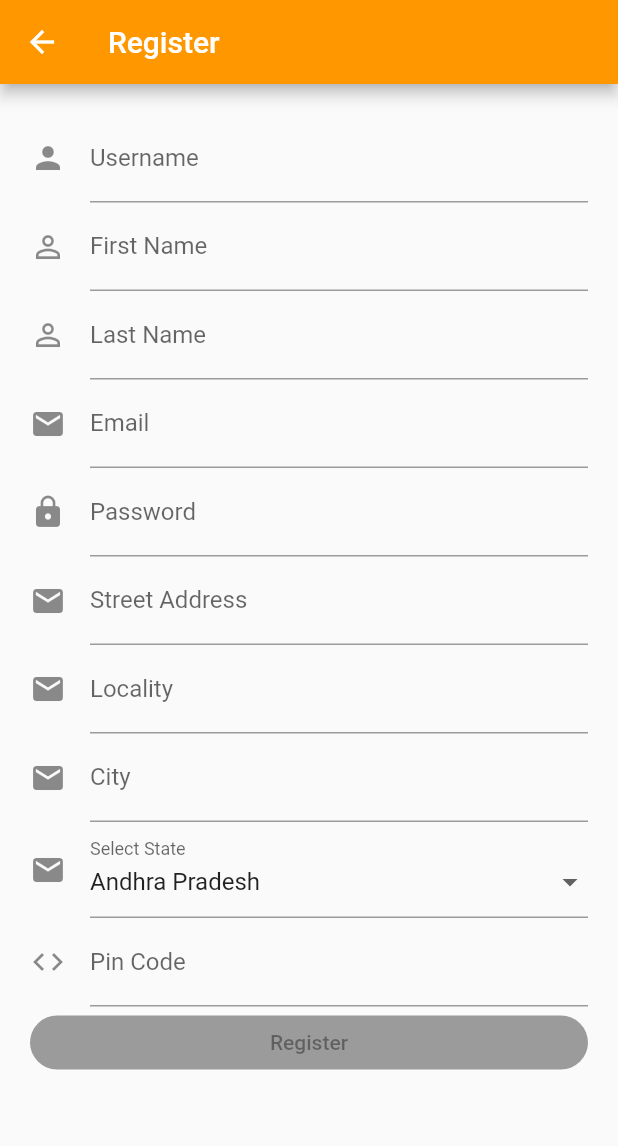
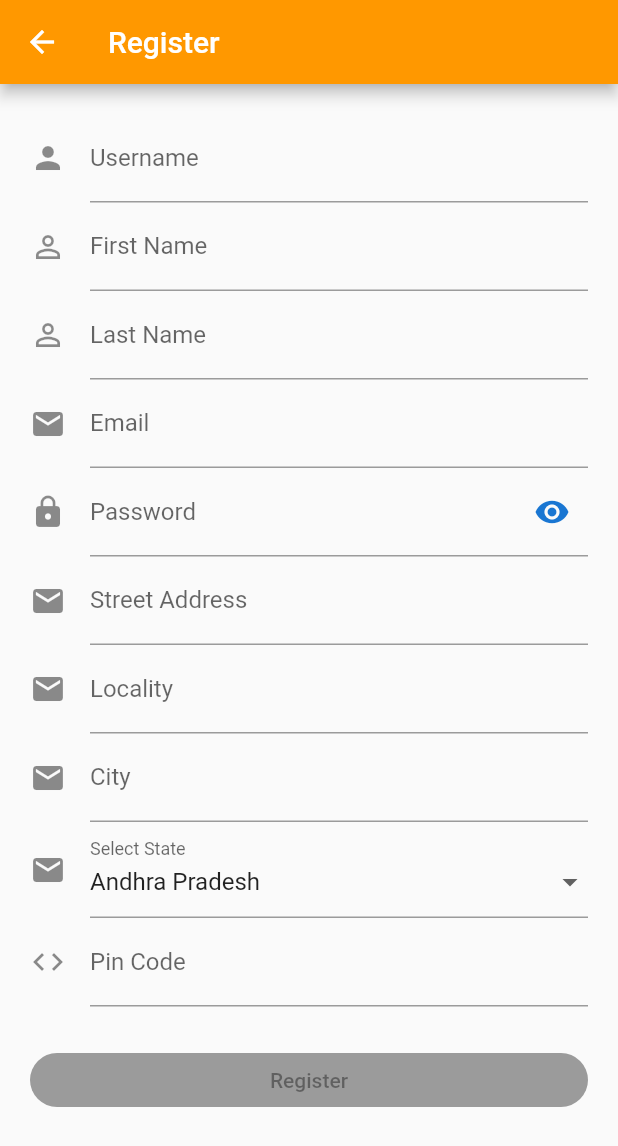
Before and after one commit to amartya-dev/covid-19-crisis-communication, a Flutter app: the screen it shows after launch, after a tap on "Create an Account", on a phone screen of 412 x 824 dp. Shown: the top 1146 px of the screen. Run offline on Flutter 3.47's test engine with Material 2 defaults, Android fonts, the phone set to English and light mode, and no system bars; our stand-ins replace bloc, charts_flutter, equatable, flutter_bloc, rxdart, sqflite; accounts and stored records are empty.

Commit message:
show/hide password

```diff
--- a/covid_communiquer/lib/login/login_form.dart
+++ b/covid_communiquer/lib/login/login_form.dart
@@ -25,6 +25,7 @@ class _LoginFormState extends State<LoginForm> {
   LoginBloc _loginBloc;
 
   UserRepository get _userRepository => widget._userRepository;
+  bool passwordVisible = true;
 
   bool get isPopulated =>
       _usernameController.text.isNotEmpty &&
@@ -37,6 +38,7 @@ class _LoginFormState extends State<LoginForm> {
   @override
   void initState() {
     super.initState();
+    passwordVisible = true;
     _loginBloc = BlocProvider.of<LoginBloc>(context);
     _usernameController.addListener(_onUsernameChanged);
     _passwordController.addListener(_onPasswordChanged);
@@ -111,10 +113,20 @@ class _LoginFormState extends State<LoginForm> {
                       TextFormField(
                         controller: _passwordController,
                         decoration: InputDecoration(
-                          icon: Icon(Icons.lock),
-                          labelText: 'Password',
-                        ),
-                        obscureText: true,
+                            icon: Icon(Icons.lock),
+                            labelText: 'Password',
+                            suffixIcon: IconButton(
+                              icon: passwordVisible
+                                  ? Icon(Icons.visibility)
+                                  : Icon(Icons.visibility_off),
+                              color: Theme.of(context).primaryColorDark,
+                              onPressed: () {
+                                setState(() {
+                                  passwordVisible = !passwordVisible;
+                                });
+                              },
+                            )),
+                        obscureText: passwordVisible,
                         autovalidate: true,
                         autocorrect: false,
                         validator: (_) {
--- a/covid_communiquer/lib/register/register_form.dart
+++ b/covid_communiquer/lib/register/register_form.dart
@@ -76,6 +76,7 @@ class _RegisterFormState extends State<RegisterForm> {
   final TextEditingController _pinCodeController = TextEditingController();
 
   RegisterBloc _registerBloc;
+  bool passwordVisible = true;
 
   bool get isPopulated =>
       _userNameController.text.isNotEmpty &&
@@ -91,6 +92,7 @@ class _RegisterFormState extends State<RegisterForm> {
   @override
   void initState() {
     super.initState();
+    passwordVisible = true;
     _registerBloc = BlocProvider.of<RegisterBloc>(context);
     _emailController.addListener(_onEmailChanged);
     _passwordController.addListener(_onPasswordChanged);
@@ -205,8 +207,18 @@ class _RegisterFormState extends State<RegisterForm> {
                     decoration: InputDecoration(
                       icon: Icon(Icons.lock),
                       labelText: 'Password',
+                      suffixIcon: IconButton(
+                          icon: passwordVisible
+                              ? Icon(Icons.visibility)
+                              : Icon(Icons.visibility_off),
+                          color: Theme.of(context).primaryColorDark,
+                          onPressed: () {
+                            setState(() {
+                              passwordVisible = !passwordVisible;
+                            });
+                          }),
                     ),
-                    obscureText: true,
+                    obscureText: passwordVisible,
                     autocorrect: false,
                     autovalidate: true,
                     validator: (_) {
@@ -284,6 +296,9 @@ class _RegisterFormState extends State<RegisterForm> {
                       return !state.isPinCodeValid ? 'Invalid Pin Code' : null;
                     },
                   ),
+                  SizedBox(
+                    height: 25.0,
+                  ),
                   RegisterButton(
                     onPressed: isRegisterButtonEnabled(state)
                         ? _onFormSubmitted
```
